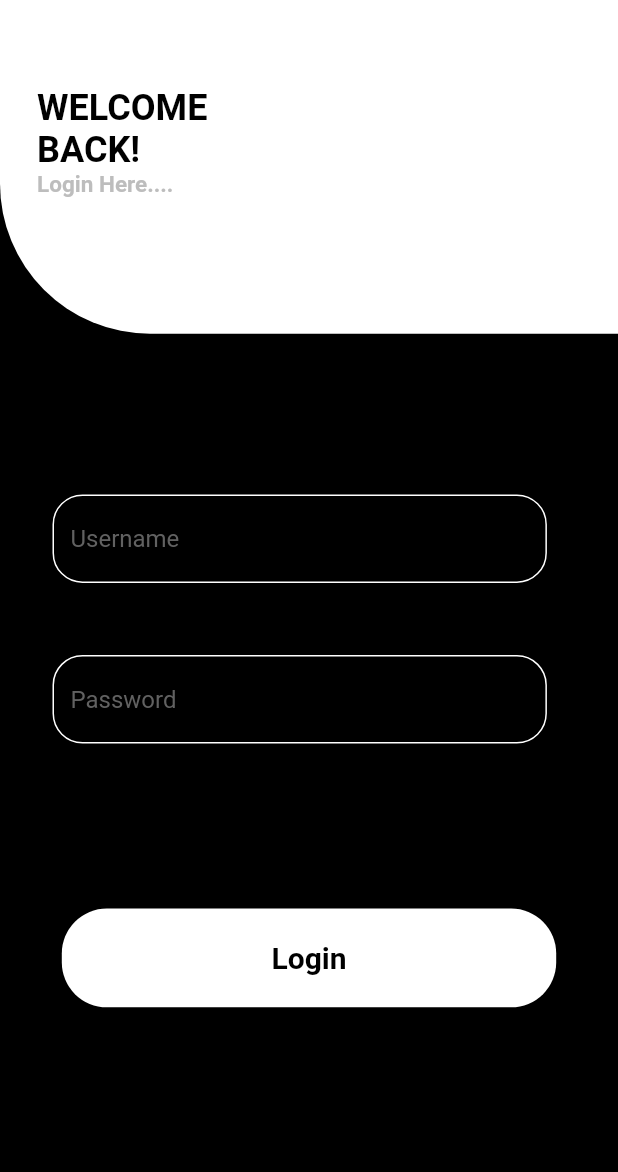
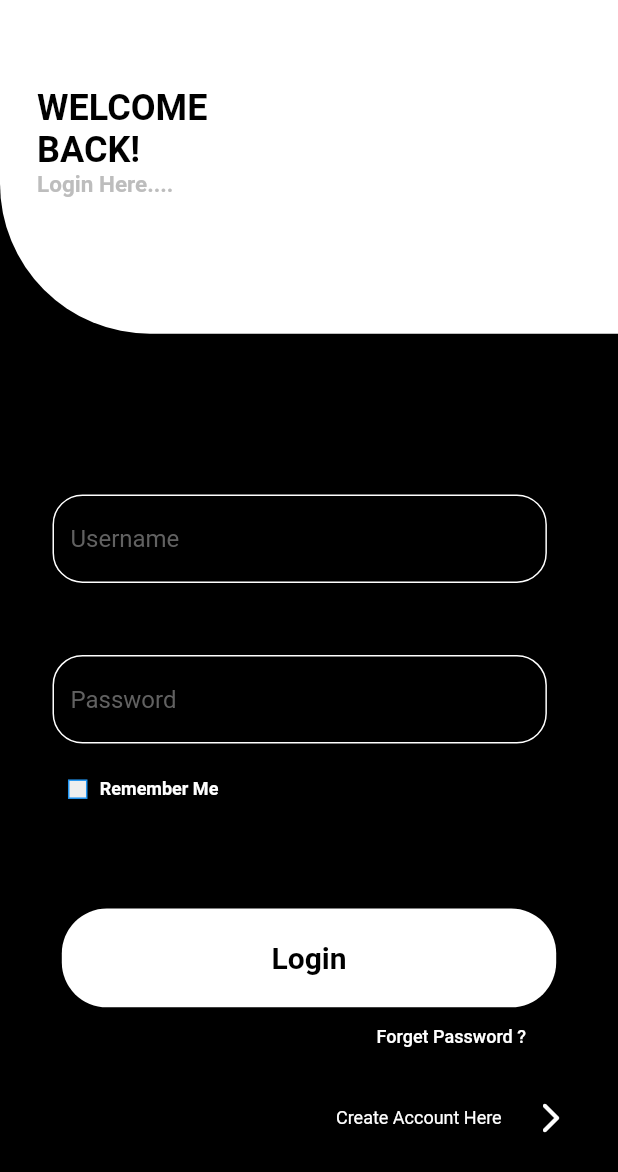
Before and after one commit to Zalefzn/carShop_app, a Flutter app: the screen it shows after launch, after a tap on "Get Started", on a phone screen of 412 x 824 dp. Shown: the top 1172 px of the screen. Run offline on Flutter 3.47's test engine with Material 2 defaults, Android fonts, the phone set to English and light mode, and no system bars.

Commit message:
[update baru]

```diff
--- a/lib/main.dart
+++ b/lib/main.dart
@@ -1,8 +1,10 @@
 import 'package:car_shop/widgets/bannerPage/bannerPage.dart';
+import 'package:car_shop/widgets/homePage/homePage.dart';
 import 'package:car_shop/widgets/splashScreen/splashScreen.dart';
 import 'package:flutter/material.dart';
 
 import 'widgets/loginPage/loginPage.dart';
+import 'widgets/registerPage/registerPage.dart';
 
 void main() {
   runApp(const CarShop());
@@ -18,6 +20,8 @@ class CarShop extends StatelessWidget {
         '/': (context) => const SplashScreen(),
         '/bannerPage': (context) => const BannerPage(),
         '/loginPage': (context) => const LoginPage(),
+        '/regisPage': (context) => const RegisPage(),
+        '/homePage': (context) => const HomePage(),
       },
     );
   }
--- a/lib/screen/fromField.dart
+++ b/lib/screen/fromField.dart
@@ -5,7 +5,7 @@ class FromField extends StatefulWidget {
   final bool scureText;
   final String hintText;
 
-  FromField(this.scureText, this.hintText, {Key? key}) : super(key: key);
+  const FromField(this.scureText, this.hintText, {Key? key}) : super(key: key);
 
   @override
   State<FromField> createState() => _From();
--- a/lib/widgets/loginPage/loginPage.dart
+++ b/lib/widgets/loginPage/loginPage.dart
@@ -69,12 +69,46 @@ class _Login extends State<LoginPage> {
       return Row(
         children: [
           Container(
-            height: 20,
-            width: 20,
-            decoration: BoxDecoration(),
+            margin: EdgeInsets.only(
+                top: SizeConfig.blockVertical * 63,
+                left: SizeConfig.blockHorizontal * 11),
+            height: 13,
+            width: 13,
+            decoration: BoxDecoration(
+              border: Border.all(
+                width: 1,
+                color: Colors.blue,
+              ),
+              color: Colors.grey.shade200,
+            ),
+          ),
+          Container(
+            margin: EdgeInsets.only(
+                top: SizeConfig.blockVertical * 63,
+                left: SizeConfig.blockHorizontal * 2),
+            child: const Text('Remember Me',
+                style: TextStyle(
+                  color: Colors.white,
+                  fontSize: 12,
+                  fontWeight: FontWeight.w600,
+                )),
           ),
         ],
       );
+    }
+
+    Widget forgetPass() {
+      return Container(
+          margin: EdgeInsets.only(
+              top: SizeConfig.blockVertical * 81,
+              left: SizeConfig.blockHorizontal * 59),
+          child: TextButton(
+              onPressed: () {},
+              child: const Text('Forget Password ?',
+                  style: TextStyle(
+                      color: Colors.white,
+                      fontSize: 12,
+                      fontWeight: FontWeight.w500))));
     }
 
     Widget buttonNavigate() {
@@ -86,13 +120,46 @@ class _Login extends State<LoginPage> {
             decoration: BoxDecoration(
                 color: Colors.white, borderRadius: BorderRadius.circular(30)),
             child: TextButton(
-                onPressed: () {},
+                onPressed: () {
+                  Navigator.pushNamed(context, '/homePage');
+                },
                 child: const Text('Login',
                     style: TextStyle(
                       color: Colors.black,
                       fontSize: 20,
                       fontWeight: FontWeight.bold,
                     )))),
+      );
+    }
+
+    Widget textRegister() {
+      return GestureDetector(
+        onTap: () {
+          Navigator.pushNamed(context, '/regisPage');
+        },
+        child: Container(
+          margin: EdgeInsets.only(right: SizeConfig.blockHorizontal * 8),
+          child: Row(
+            mainAxisAlignment: MainAxisAlignment.end,
+            children: [
+              Container(
+                margin: EdgeInsets.only(
+                  top: SizeConfig.blockVertical * 89,
+                ),
+                child: const Text('Create Account Here',
+                    style: TextStyle(
+                      color: Colors.white,
+                      fontSize: 12,
+                    )),
+              ),
+              SizedBox(width: SizeConfig.blockHorizontal * 5),
+              Container(
+                  margin: EdgeInsets.only(top: SizeConfig.blockVertical * 89),
+                  child: const Icon(Icons.arrow_forward_ios_rounded,
+                      color: Colors.white)),
+            ],
+          ),
+        ),
       );
     }
 
@@ -104,7 +171,10 @@ class _Login extends State<LoginPage> {
             headers(),
             textWelcome(),
             textField(),
+            checkList(),
             buttonNavigate(),
+            forgetPass(),
+            textRegister(),
           ],
         ),
       ),
--- a/pubspec.yaml
+++ b/pubspec.yaml
@@ -65,6 +65,8 @@ flutter:
   assets:
     - assets/ferarri.png
     - assets/logo.png
+    - assets/grid.png
+    - assets/list.png
 
 
   # An image asset can refer to one or more resolution-specific "variants", see
```
Also changed, not shown: lib/widgets/homePage/homePage.dart (+43 -1 lines), lib/widgets/registerPage/registerPage.dart (added, +135 -0 lines), assets/grid.png (added), assets/list.png (added).
